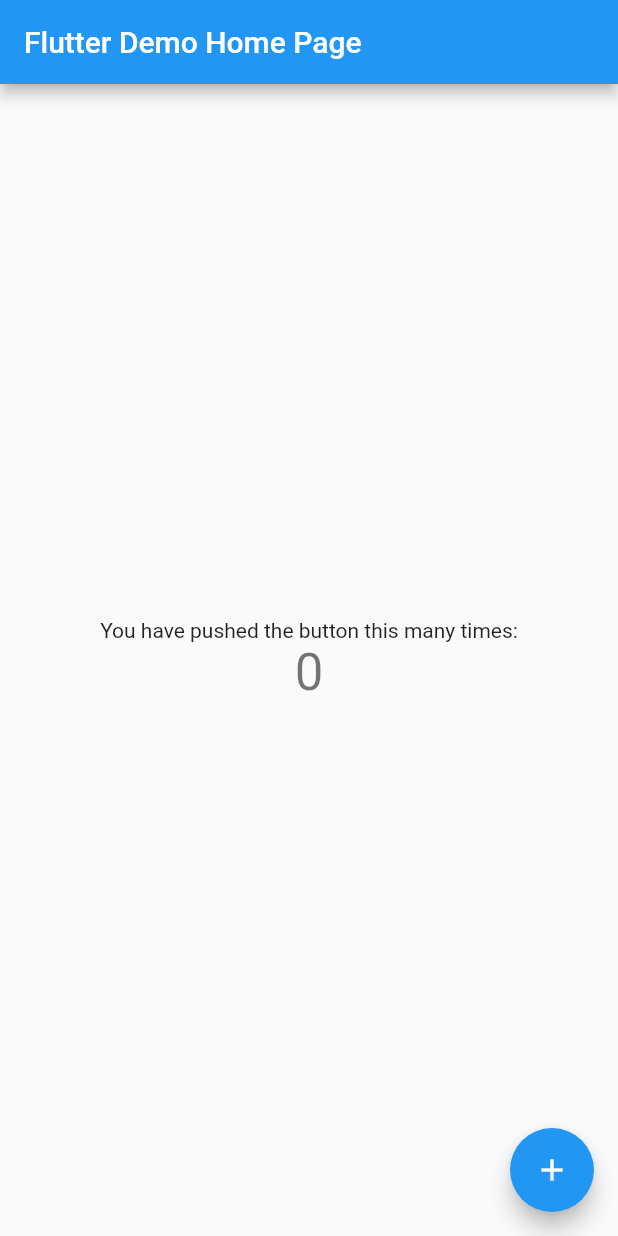
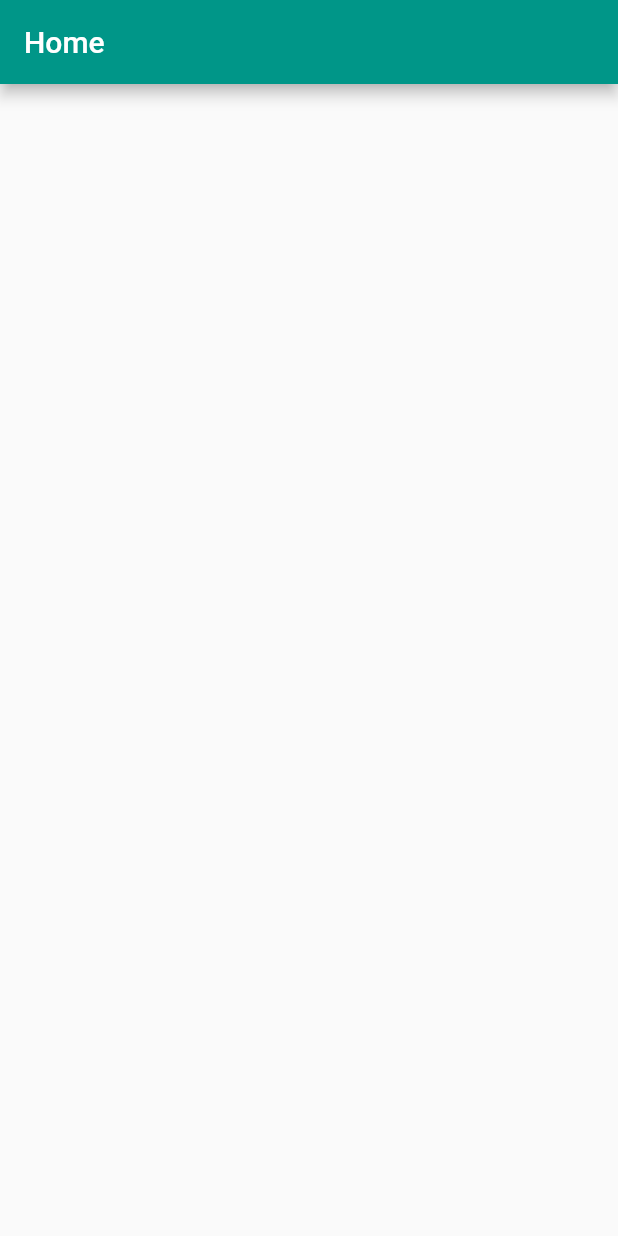
Before and after one commit to AryamanDubey28/seg_coursework_app, a Flutter app: the screen it shows after launch, on a phone screen of 412 x 824 dp. Run offline on Flutter 3.47's test engine with Material 2 defaults, Android fonts, the phone set to English and light mode, and no system bars.

Commit message:
Create admin home page
- Added a "pages" folder to hold the app pages to enahnce folder structure
- Temporarily changed the main.dart file to load the admin page

```diff
--- a/lib/main.dart
+++ b/lib/main.dart
@@ -1,7 +1,8 @@
 import 'package:flutter/material.dart';
+import 'package:seg_coursework_app/pages/admin_home.dart';
 
 void main() {
-  runApp(const MyApp());
+  runApp(const AdminInterface());
 }
 
 class MyApp extends StatelessWidget {
@@ -22,7 +23,7 @@ class MyApp extends StatelessWidget {
         // or simply save your changes to "hot reload" in a Flutter IDE).
         // Notice that the counter didn't reset back to zero; the application
         // is not restarted.
-        primarySwatch: Colors.blue,
+        primarySwatch: Colors.green,
       ),
       home: const MyHomePage(title: 'Flutter Demo Home Page'),
     );
--- /dev/null
+++ b/lib/pages/admin_home.dart
@@ -0,0 +1,29 @@
+import 'package:flutter/material.dart';
+
+// This widget is the root of the admin interface
+class AdminInterface extends StatelessWidget {
+  const AdminInterface({Key? key}) : super(key: key);
+
+  @override
+  Widget build(BuildContext context) {
+    return MaterialApp(
+      title: 'Admin Home',
+      theme: ThemeData(
+        primarySwatch: Colors.teal,
+      ),
+      home: const AdminHome(),
+    );
+  }
+}
+
+// The home page of the admin interface
+class AdminHome extends StatelessWidget {
+  const AdminHome({Key? key}) : super(key: key);
+
+  @override
+  Widget build(BuildContext context) => Scaffold(
+        appBar: AppBar(
+          title: const Text('Home'),
+        ),
+      );
+}
```
Also changed, not shown: 1 other file.
